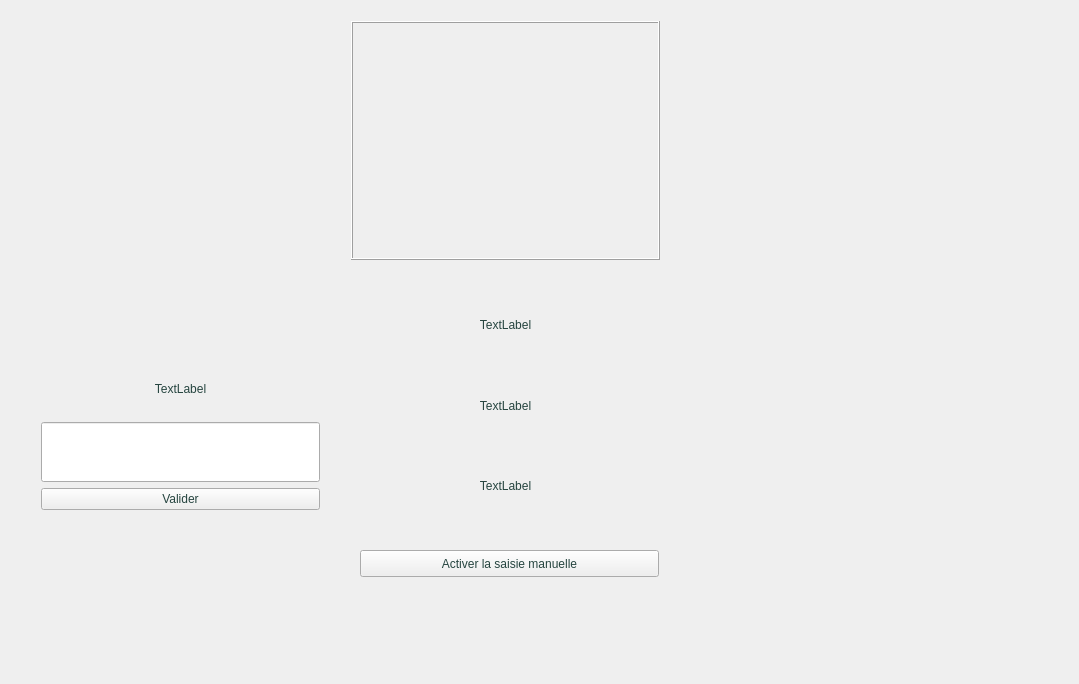
Qt form surirobot/core/gui/mainwindow.ui (suricats/surirobot-client-ng) before a commit.
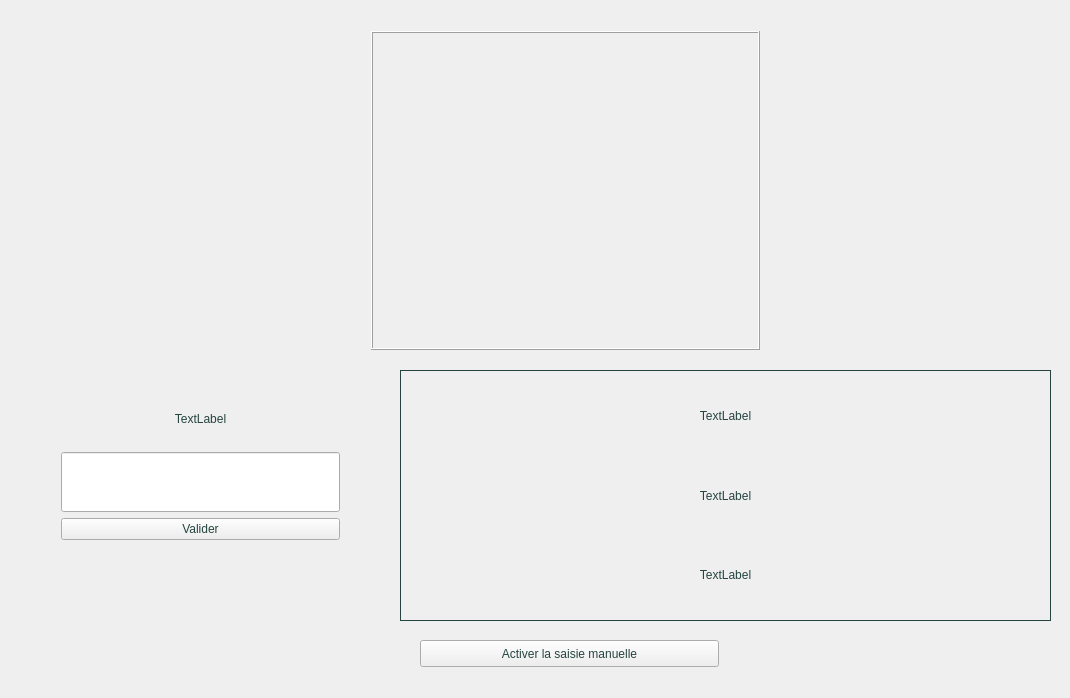
The same form after that commit.

The edit to the form file:
```diff
--- a/surirobot/core/gui/mainwindow.ui
+++ b/surirobot/core/gui/mainwindow.ui
@@ -6,8 +6,8 @@
    <rect>
     <x>0</x>
     <y>0</y>
-    <width>1079</width>
-    <height>684</height>
+    <width>1070</width>
+    <height>698</height>
    </rect>
   </property>
   <property name="palette">
@@ -186,15 +186,18 @@
    <string>MainWindow</string>
   </property>
   <widget class="QWidget" name="centralWidget">
-   <widget class="QWidget" name="textLayoutContainer" native="true">
+   <widget class="QFrame" name="textLayoutContainer">
     <property name="geometry">
      <rect>
-      <x>340</x>
-      <y>280</y>
-      <width>331</width>
+      <x>400</x>
+      <y>370</y>
+      <width>651</width>
       <height>251</height>
      </rect>
     </property>
+    <property name="frameShape">
+     <enum>QFrame::Box</enum>
+    </property>
     <layout class="QVBoxLayout" name="textLayout">
      <property name="leftMargin">
       <number>8</number>
@@ -216,6 +219,9 @@
        <property name="alignment">
         <set>Qt::AlignCenter</set>
        </property>
+       <property name="wordWrap">
+        <bool>true</bool>
+       </property>
       </widget>
      </item>
      <item>
@@ -226,6 +232,9 @@
        <property name="alignment">
         <set>Qt::AlignCenter</set>
        </property>
+       <property name="wordWrap">
+        <bool>true</bool>
+       </property>
       </widget>
      </item>
      <item>
@@ -236,6 +245,9 @@
        <property name="alignment">
         <set>Qt::AlignCenter</set>
        </property>
+       <property name="wordWrap">
+        <bool>true</bool>
+       </property>
        <property name="margin">
         <number>0</number>
        </property>
@@ -246,8 +258,8 @@
    <widget class="QWidget" name="manualLayoutContainer" native="true">
     <property name="geometry">
      <rect>
-      <x>30</x>
-      <y>350</y>
+      <x>50</x>
+      <y>380</y>
       <width>301</width>
       <height>251</height>
      </rect>
@@ -261,6 +273,9 @@
        <property name="alignment">
         <set>Qt::AlignCenter</set>
        </property>
+       <property name="wordWrap">
+        <bool>true</bool>
+       </property>
       </widget>
      </item>
      <item>
@@ -301,8 +316,8 @@
    <widget class="QPushButton" name="activateManualButton">
     <property name="geometry">
      <rect>
-      <x>360</x>
-      <y>550</y>
+      <x>420</x>
+      <y>640</y>
       <width>299</width>
       <height>27</height>
      </rect>
@@ -314,10 +329,10 @@
    <widget class="QWidget" name="imageWidget" native="true">
     <property name="geometry">
      <rect>
-      <x>340</x>
-      <y>10</y>
-      <width>331</width>
-      <height>261</height>
+      <x>360</x>
+      <y>20</y>
+      <width>411</width>
+      <height>341</height>
      </rect>
     </property>
     <layout class="QHBoxLayout" name="horizontalLayout">
```
